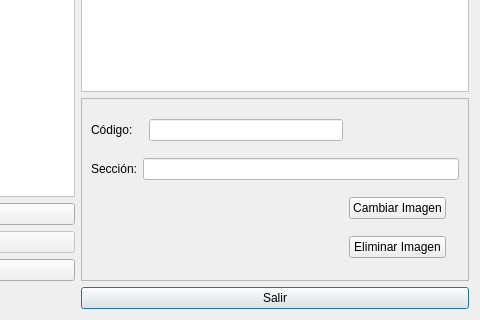
Old version of the form Almacen/frmseccionesalmacen.ui in the repository arcnexus/RedFoX; both pictures show x 364 to 844 and y 139 to 459 of the 844 by 459 pixel window.
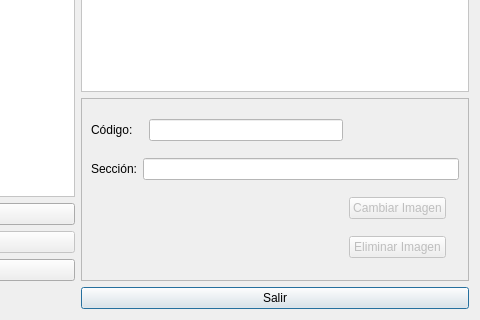
New version of the form. Icons and pictures are not drawn.

What changed in the file:
```diff
--- a/Almacen/frmseccionesalmacen.ui
+++ b/Almacen/frmseccionesalmacen.ui
@@ -92,6 +92,9 @@
       </item>
       <item row="2" column="3">
        <widget class="QPushButton" name="btnCambiarImagen">
+        <property name="enabled">
+         <bool>false</bool>
+        </property>
         <property name="text">
          <string>Cambiar Imagen</string>
         </property>
@@ -116,6 +119,9 @@
       </item>
       <item row="3" column="3">
        <widget class="QPushButton" name="btnEliminarImagen">
+        <property name="enabled">
+         <bool>false</bool>
+        </property>
         <property name="text">
          <string>Eliminar Imagen</string>
         </property>
```
Left out of the diff: 29 changed lines with no effect on the pictures.
